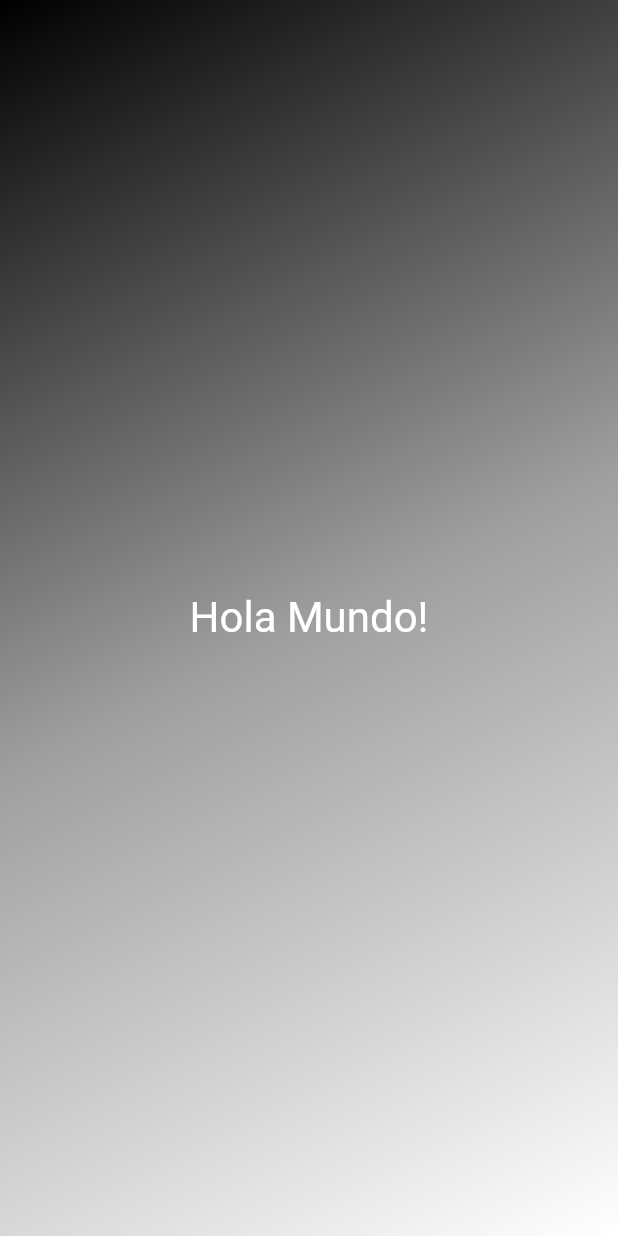
After one commit to vmonsalve/flutter_hm, a Flutter app: the screen it shows after launch, on a phone screen of 412 x 824 dp. The commit adds this screen. Run offline on Flutter 3.47's test engine with Material 2 defaults, Android fonts, the phone set to English and light mode, and no system bars.

Commit message:
separando la app en componentes

```diff
--- /dev/null
+++ b/lib/gradient_container.dart
@@ -0,0 +1,18 @@
+import 'package:flutter/material.dart';
+import 'package:flutter_hm/styled_text.dart';
+
+class GradiantContainer extends StatelessWidget {
+  const GradiantContainer({super.key});
+  @override
+  Widget build(context) {
+    return Container(
+      decoration: const BoxDecoration(
+        gradient: LinearGradient(
+            colors: [Colors.black, Colors.grey, Colors.white],
+            begin: Alignment.topLeft,
+            end: Alignment.bottomRight),
+      ),
+      child: const Center(child: StyledText()),
+    );
+  }
+}
--- /dev/null
+++ b/lib/styled_text.dart
@@ -0,0 +1,15 @@
+import 'package:flutter/material.dart';
+
+class StyledText extends StatelessWidget {
+  const StyledText({super.key});
+  @override
+  Widget build(context) {
+    return const Text(
+      'Hola Mundo!',
+      style: TextStyle(
+        color: Colors.white,
+        fontSize: 28,
+      ),
+    );
+  }
+}
```
Also changed, not shown: lib/main.dart (+3 -18 lines).
